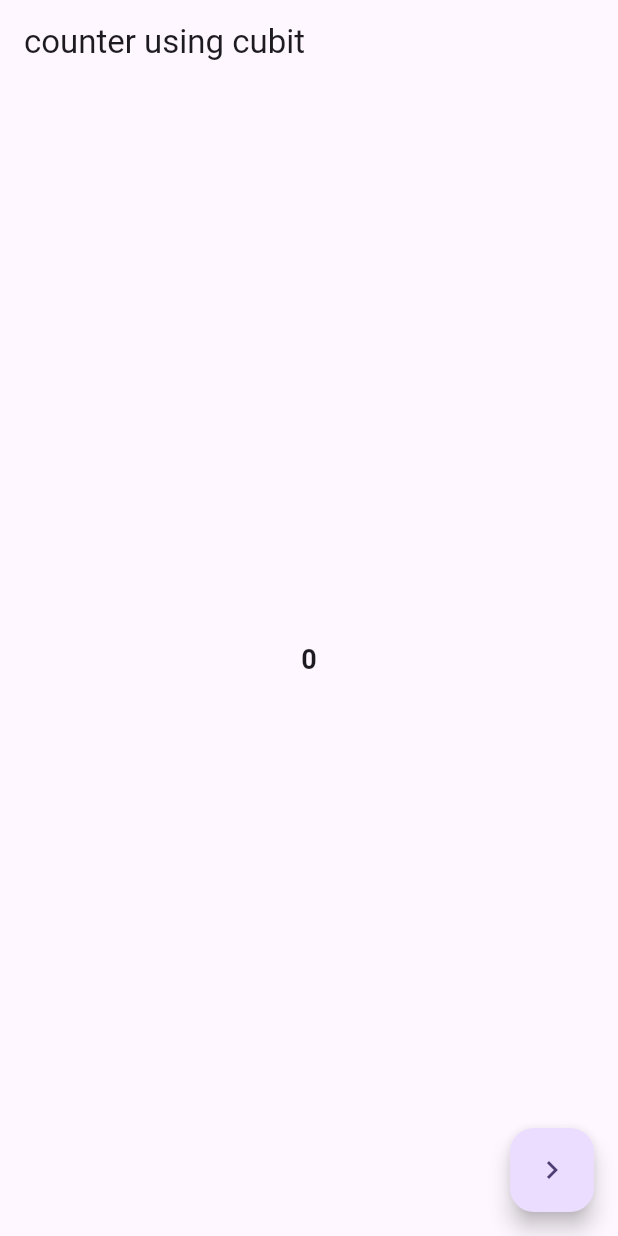
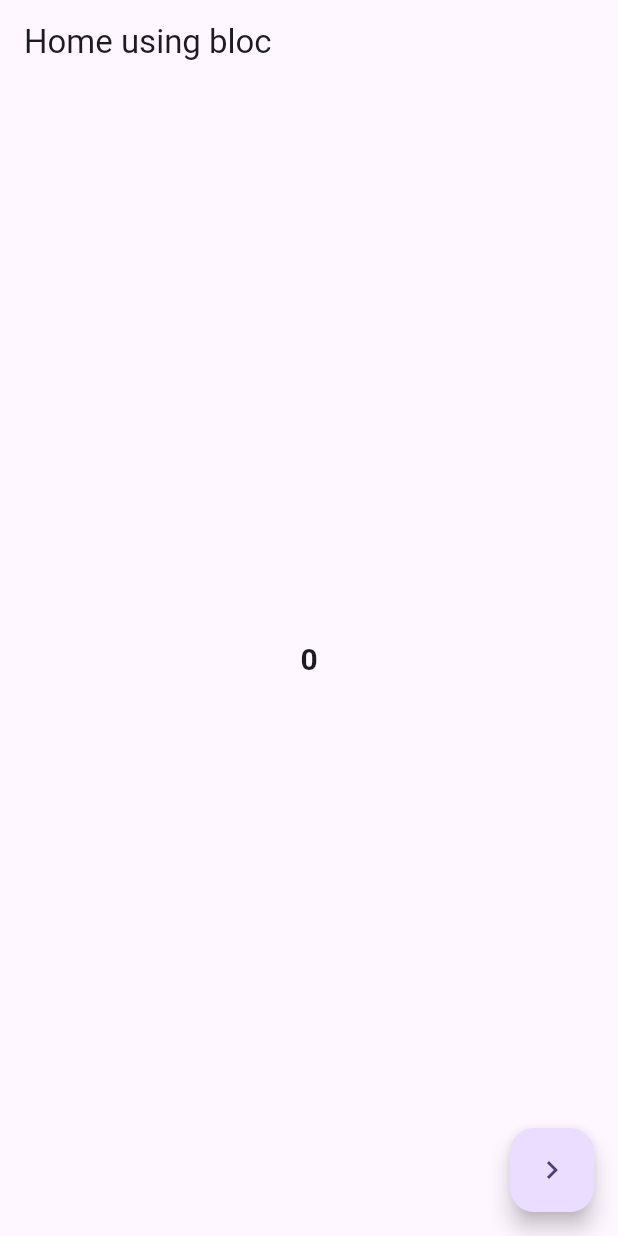
Before and after one commit to suraj-khot-19/BLoC_Flutter, a Flutter app: the screen it shows after launch, on a phone screen of 412 x 824 dp. Run offline on Flutter 3.47's test engine with Material 3 defaults, Android fonts, the phone set to English and light mode, and no system bars; our stand-ins replace flutter_bloc; statements that could not run were skipped.

Commit message:
using another file for all the events ussing part/part of without directly extending them

```diff
--- /dev/null
+++ b/bloc_pro/lib/bloc/counter_bloc.dart
@@ -0,0 +1,22 @@
+import 'package:flutter_bloc/flutter_bloc.dart';
+//part
+part 'counter_event.dart';
+
+class CounterBloc extends Bloc<CounterEvent, int> {
+  CounterBloc() : super(0) {
+    //increment
+    on<CounterIncrement>(
+      (event, emit) {
+        emit(state + 1);
+      },
+    );
+    //decrement
+    on<CounterDecrement>((event, emit) {
+      emit(state - 1);
+    });
+    //restart
+    on((event, emit) {
+      emit(state - 0);
+    });
+  }
+}
--- /dev/null
+++ b/bloc_pro/lib/bloc/home_using_bloc.dart
@@ -0,0 +1,37 @@
+import 'package:bloc_pro/bloc/counter_bloc.dart';
+import 'package:bloc_pro/bloc/diff_file_using_block.dart';
+import 'package:flutter/material.dart';
+import 'package:flutter_bloc/flutter_bloc.dart';
+
+class HomeUsingBloc extends StatelessWidget {
+  const HomeUsingBloc({super.key});
+
+  @override
+  Widget build(BuildContext context) {
+    return Scaffold(
+      appBar: AppBar(
+        title: const Text("Home using bloc"),
+      ),
+      body: Center(
+        child: BlocBuilder<CounterBloc, int>(
+          builder: (context, counter) {
+            return Text(
+              counter.toString(),
+              style: const TextStyle(fontWeight: FontWeight.bold, fontSize: 20),
+            );
+          },
+        ),
+      ),
+      floatingActionButton: FloatingActionButton(
+        onPressed: () {
+          Navigator.of(context).push(
+            MaterialPageRoute(
+              builder: (context) => const DiffFileUsingBlock(),
+            ),
+          );
+        },
+        child: const Icon(Icons.navigate_next),
+      ),
+    );
+  }
+}
--- a/bloc_pro/lib/main.dart
+++ b/bloc_pro/lib/main.dart
@@ -1,5 +1,6 @@
+import 'package:bloc_pro/bloc/counter_bloc.dart';
+import 'package:bloc_pro/bloc/home_using_bloc.dart';
 import 'package:bloc_pro/cubit/counter_cubit.dart';
-import 'package:bloc_pro/cubit/home_using_cubit.dart';
 import 'package:flutter/material.dart';
 import 'package:flutter_bloc/flutter_bloc.dart';
 
@@ -17,8 +18,11 @@ class MyApp extends StatelessWidget {
     It is used as a dependency injection (DI) widget so that a single instance of
     a [Bloc] or [Cubit] can be provided to multiple widgets within a subtree.
      */
-    return BlocProvider(
-      create: (_) => CounterCubit(),
+    return MultiBlocProvider(
+      providers: [
+        BlocProvider(create: (_) => CounterCubit()),
+        BlocProvider(create: (_) => CounterBloc()),
+      ],
       child: MaterialApp(
         title: 'Flutter Demo',
         theme: ThemeData(
@@ -26,7 +30,8 @@ class MyApp extends StatelessWidget {
           useMaterial3: true,
         ),
         // home: const MyHomePage(title: 'Flutter Demo Home Page'),
-        home: const HomeUsingCubit(),
+        // home: const HomeUsingCubit(),
+        home: const HomeUsingBloc(),
       ),
     );
   }
```
Also changed, not shown: bloc_pro/lib/bloc/diff_file_using_block.dart (added, +34 -0 lines), bloc_pro/lib/bloc/counter_event.dart (added), bloc_pro/lib/flutter_initial/my_home_page.dart (renamed from bloc_pro/lib/my_home_page.dart), 3 other files.
